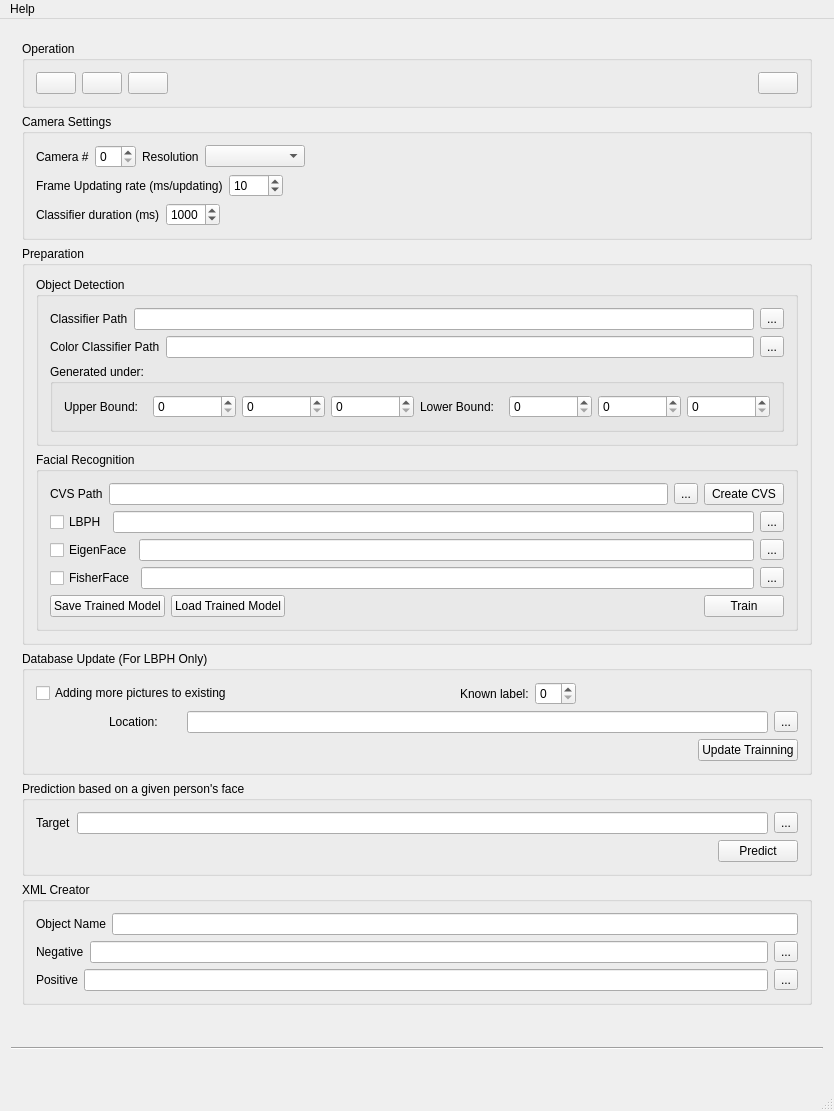
windsice/Facial-Recognition, file recognizer.ui: the form before one commit.
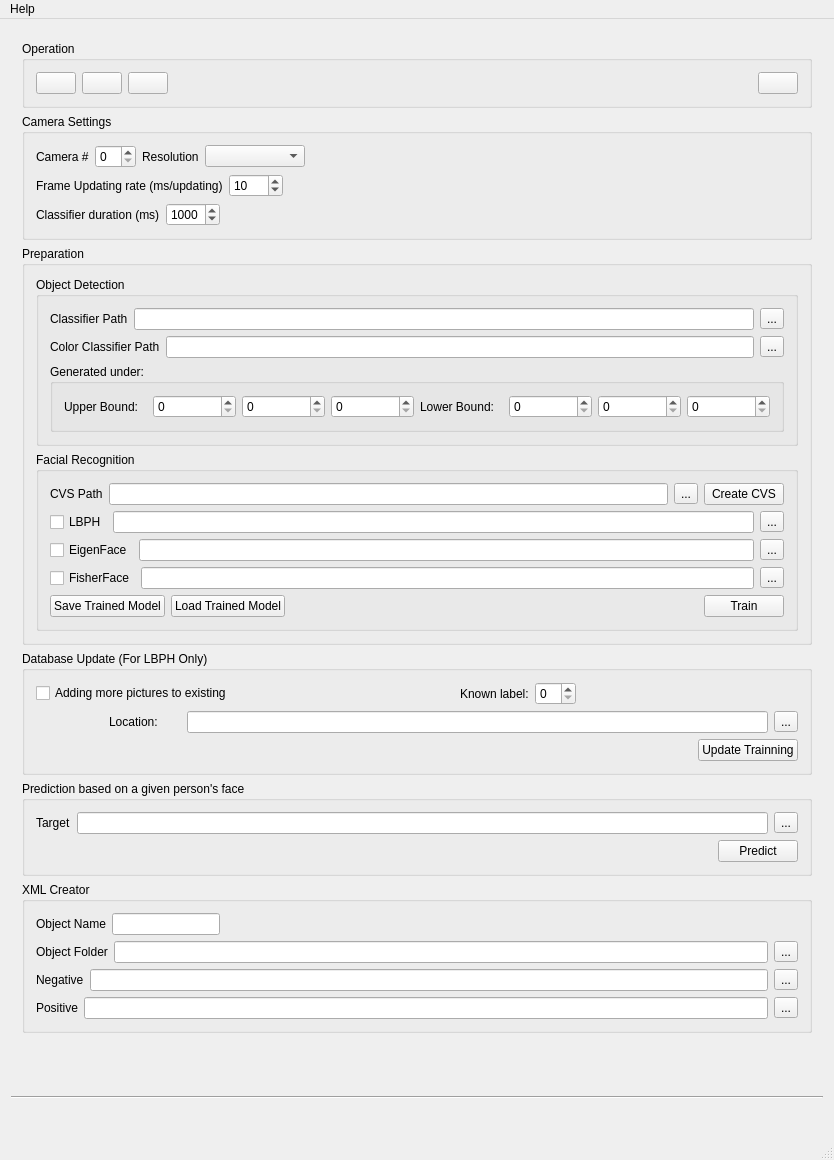
The form after the commit. Icons and pictures are not drawn.

Diff of the .ui file:
```diff
--- a/recognizer.ui
+++ b/recognizer.ui
@@ -7,7 +7,7 @@
     <x>0</x>
     <y>0</y>
     <width>834</width>
-    <height>1111</height>
+    <height>1160</height>
    </rect>
   </property>
   <property name="windowTitle">
@@ -752,7 +752,7 @@
           </property>
           <layout class="QVBoxLayout" name="verticalLayout_7">
            <item>
-            <layout class="QHBoxLayout" name="horizontalLayout_20">
+            <layout class="QHBoxLayout" name="horizontalLayout_20" stretch="0,0,1">
              <item>
               <widget class="QLabel" name="label_XMLObjectName">
                <property name="text">
@@ -762,6 +762,44 @@
              </item>
              <item>
               <widget class="QLineEdit" name="lineEdit_XMLObjectName"/>
+             </item>
+             <item>
+              <spacer name="horizontalSpacer_12">
+               <property name="orientation">
+                <enum>Qt::Horizontal</enum>
+               </property>
+               <property name="sizeHint" stdset="0">
+                <size>
+                 <width>40</width>
+                 <height>20</height>
+                </size>
+               </property>
+              </spacer>
+             </item>
+            </layout>
+           </item>
+           <item>
+            <layout class="QHBoxLayout" name="horizontalLayout_24">
+             <item>
+              <widget class="QLabel" name="label_XMLObjectName_3">
+               <property name="text">
+                <string>Object Folder</string>
+               </property>
+              </widget>
+             </item>
+             <item>
+              <widget class="QLineEdit" name="lineEdit_XMLObjectFolder">
+               <property name="readOnly">
+                <bool>true</bool>
+               </property>
+              </widget>
+             </item>
+             <item>
+              <widget class="QToolButton" name="toolButton_XMLObjectFolder">
+               <property name="text">
+                <string>...</string>
+               </property>
+              </widget>
              </item>
             </layout>
            </item>
```
